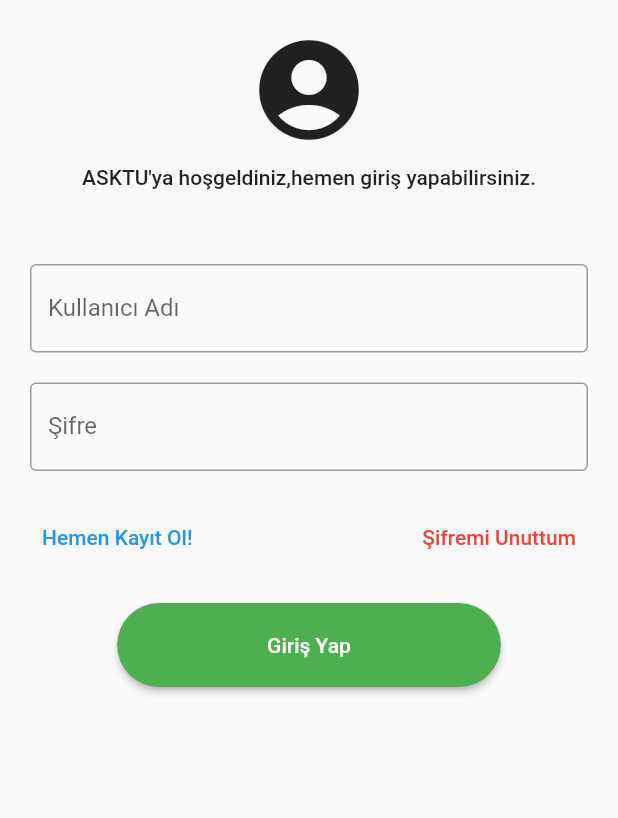
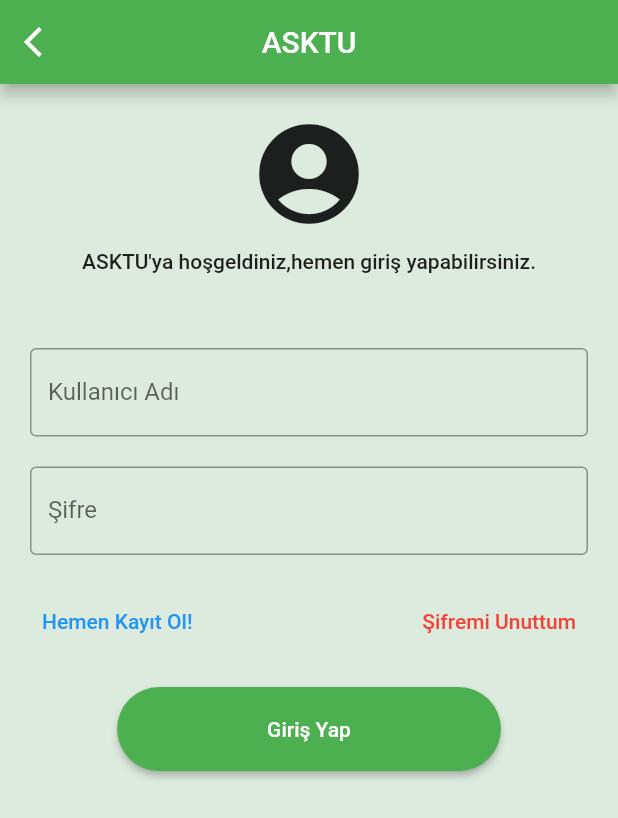
Before and after one commit to bilaloztrk/asktu_proje, a Flutter app: the GirisEkrani screen opened directly, on a phone screen of 412 x 824 dp. Shown: the top 818 px of the screen. Run offline on Flutter 3.47's test engine with Material 2 defaults, Android fonts, the phone set to English and light mode, and no system bars.

```diff
--- a/lib/Asktu_Proje/batu_giris.dart
+++ b/lib/Asktu_Proje/batu_giris.dart
@@ -1,21 +1,9 @@
 import 'package:flutter/material.dart';
 
-void main() {
-  runApp(ProjeGiris());
-}
-
-class ProjeGiris extends StatelessWidget {
-  const ProjeGiris({Key? key}) : super(key: key);
-
+class GirisEkrani extends StatelessWidget {
   @override
   Widget build(BuildContext context) {
-    return MaterialApp(
-      debugShowCheckedModeBanner: false,
-      theme: ThemeData(
-        primarySwatch: Colors.green,
-        visualDensity: VisualDensity.adaptivePlatformDensity,
-      ),
-      home: Scaffold(
+    return Scaffold(
       backgroundColor:
           Color.fromRGBO(221, 234, 222, 1), // Arka plan rengi: gri tonu
       appBar: AppBar(
@@ -26,16 +14,7 @@ class ProjeGiris extends StatelessWidget {
         title: const Text('ASKTU'),
         centerTitle: true,
       ),
-        body: GirisEkrani(), // Giriş ekranı sınıfını çağırıyoruz
-      ),
-    );
-  }
-}
-
-class GirisEkrani extends StatelessWidget {
-  @override
-  Widget build(BuildContext context) {
-    return Padding(
+      body: Padding(
         padding: const EdgeInsets.all(20.0),
         child: SingleChildScrollView(
           child: Column(
@@ -44,7 +23,7 @@ class GirisEkrani extends StatelessWidget {
               Column(
                 mainAxisAlignment: MainAxisAlignment.center,
                 children: [
-                Icon(Icons.account_circle, size: 80), // Profil ikonu
+                  const Icon(Icons.account_circle, size: 80), // Profil ikonu
                   const SizedBox(height: 10),
                   const Text(
                     'ASKTU\'ya hoşgeldiniz,hemen giriş yapabilirsiniz.',
@@ -53,14 +32,14 @@ class GirisEkrani extends StatelessWidget {
                 ],
               ),
               const SizedBox(height: 50),
-            TextField(
+              const TextField(
                 decoration: InputDecoration(
                   labelText: 'Kullanıcı Adı',
                   border: OutlineInputBorder(),
                 ),
               ),
               const SizedBox(height: 20),
-            TextField(
+              const TextField(
                 obscureText: true,
                 decoration: InputDecoration(
                   labelText: 'Şifre',
@@ -95,7 +74,7 @@ class GirisEkrani extends StatelessWidget {
                   // Giriş yap işlemi burada gerçekleştirilebilir
                 },
                 style: ElevatedButton.styleFrom(
-                primary: Colors.green,
+                  backgroundColor: Colors.green,
                   shape: RoundedRectangleBorder(
                     borderRadius:
                         BorderRadius.circular(30), // Düğme kenar yuvarlaklığı
@@ -107,6 +86,7 @@ class GirisEkrani extends StatelessWidget {
             ],
           ),
         ),
+      ), // Giriş ekranı sınıfını çağırıyoruz
     );
   }
 }
```
Also changed, not shown: lib/main.dart (+5 -3 lines). Lines whose indentation alone changed are shown as unchanged.
